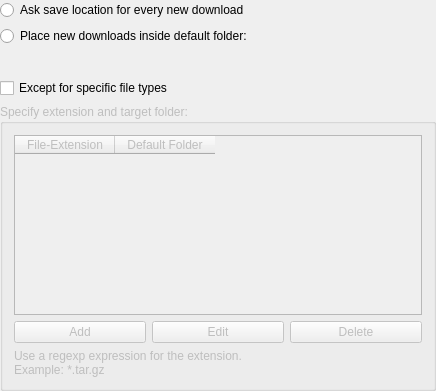
KDE/kget, file conf/dlgdirectories.ui: the form before one commit.
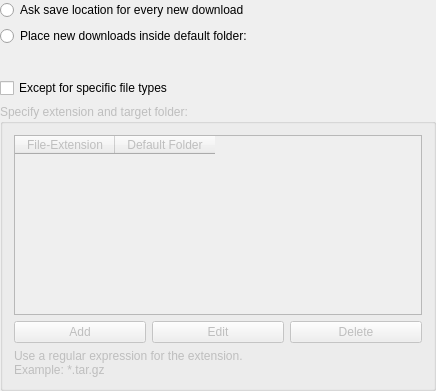
The form after the commit. Custom widgets are drawn as their Qt base class.

Commit message: better wording

Patch:
```diff
--- a/conf/dlgdirectories.ui
+++ b/conf/dlgdirectories.ui
@@ -160,7 +160,7 @@
       <item>
        <widget class="QLabel" name="label" >
         <property name="text" >
-         <string>Use a regexp expression for the extension. 
+         <string>Use a regular expression for the extension. 
 Example: *.tar.gz</string>
         </property>
         <property name="textFormat" >
```
